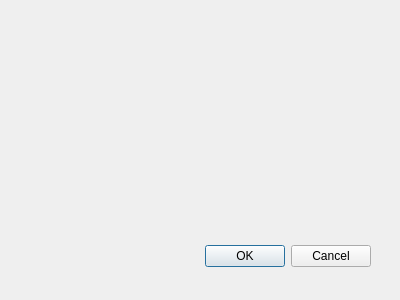
This is layout_loader_dialog_base.ui in klakar/LayoutLoader as Qt 5 draws it before an edit. The edited form follows.
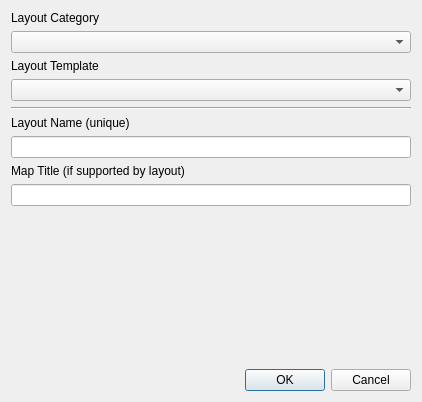
This is the edited form.

Diff of the .ui file:
```diff
--- a/layout_loader_dialog_base.ui
+++ b/layout_loader_dialog_base.ui
@@ -1,33 +1,92 @@
 <ui version="4.0" >
  <class>LayoutLoaderDialogBase</class>
- <widget class="QDialog" name="LayoutLoaderDialogBase" >
-  <property name="geometry" >
+ <widget class="QDialog" name="LayoutLoaderDialogBase">
+  <property name="geometry">
    <rect>
     <x>0</x>
     <y>0</y>
-    <width>400</width>
-    <height>300</height>
+    <width>422</width>
+    <height>402</height>
    </rect>
   </property>
   <property name="windowTitle" >
    <string>LayoutLoader</string>
   </property>
-  <widget class="QDialogButtonBox" name="button_box" >
-   <property name="geometry" >
-    <rect>
-     <x>30</x>
-     <y>240</y>
-     <width>341</width>
-     <height>32</height>
-    </rect>
-   </property>
-   <property name="orientation" >
-    <enum>Qt::Horizontal</enum>
-   </property>
-   <property name="standardButtons" >
-    <set>QDialogButtonBox::Cancel|QDialogButtonBox::Ok</set>
-   </property>
-  </widget>
+  <property name="locale">
+   <locale language="English" country="Sweden"/>
+  </property>
+  <layout class="QVBoxLayout" name="verticalLayout">
+   <item>
+    <widget class="QLabel" name="lblCategory">
+     <property name="text">
+      <string>Layout Category</string>
+     </property>
+    </widget>
+   </item>
+   <item>
+    <widget class="QComboBox" name="cmbCategory"/>
+   </item>
+   <item>
+    <widget class="QLabel" name="lblTemplate">
+     <property name="text">
+      <string>Layout Template</string>
+     </property>
+    </widget>
+   </item>
+   <item>
+    <widget class="QComboBox" name="cmbTemplate"/>
+   </item>
+   <item>
+    <widget class="Line" name="line">
+     <property name="orientation">
+      <enum>Qt::Horizontal</enum>
+     </property>
+    </widget>
+   </item>
+   <item>
+    <widget class="QLabel" name="lblLayoutName">
+     <property name="text">
+      <string>Layout Name (unique)</string>
+     </property>
+    </widget>
+   </item>
+   <item>
+    <widget class="QLineEdit" name="txtLayoutName"/>
+   </item>
+   <item>
+    <widget class="QLabel" name="lblTitle">
+     <property name="text">
+      <string>Map Title (if supported by layout)</string>
+     </property>
+    </widget>
+   </item>
+   <item>
+    <widget class="QLineEdit" name="txtTitle"/>
+   </item>
+   <item>
+    <spacer name="verticalSpacer">
+     <property name="orientation">
+      <enum>Qt::Vertical</enum>
+     </property>
+     <property name="sizeHint" stdset="0">
+      <size>
+       <width>20</width>
+       <height>40</height>
+      </size>
+     </property>
+    </spacer>
+   </item>
+   <item>
+    <widget class="QDialogButtonBox" name="btnBox">
+     <property name="orientation">
+      <enum>Qt::Horizontal</enum>
+     </property>
+     <property name="standardButtons">
+      <set>QDialogButtonBox::Cancel|QDialogButtonBox::Ok</set>
+     </property>
+    </widget>
+   </item>
+  </layout>
  </widget>
  <resources/>
  <connections>
```
Left out of the diff: 35 changed lines with no effect on the pictures.
